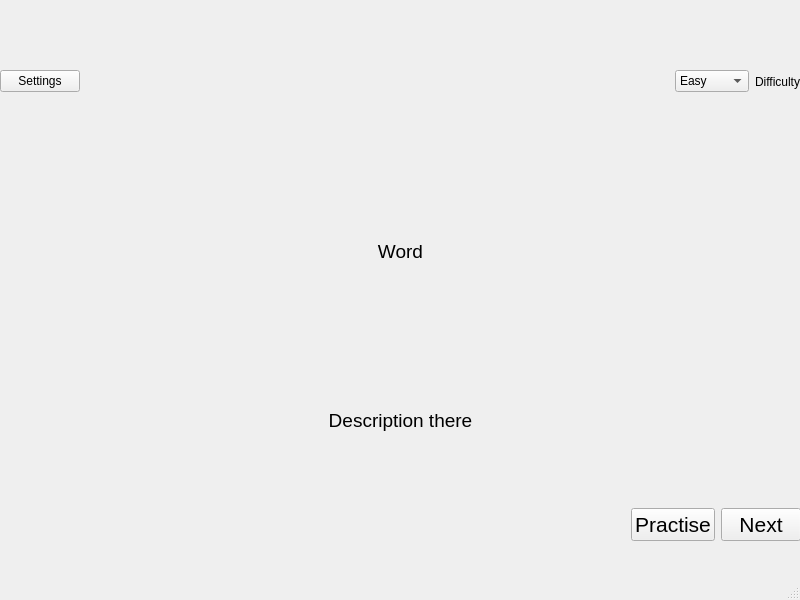
Before: the Qt Designer form mainwindow.ui in YuichiKamishiro/CppVocabQt, drawn with Qt 5.
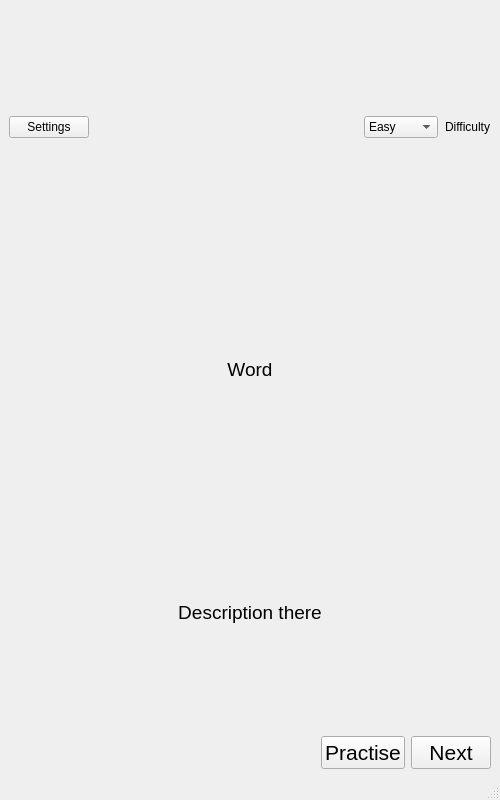
After: the same form once the commit is applied.

What changed in the file:
```diff
--- a/mainwindow.ui
+++ b/mainwindow.ui
@@ -6,8 +6,8 @@
    <rect>
     <x>0</x>
     <y>0</y>
-    <width>800</width>
-    <height>600</height>
+    <width>500</width>
+    <height>800</height>
    </rect>
   </property>
   <property name="windowTitle">
@@ -20,22 +20,19 @@
    <property name="styleSheet">
     <string notr="true"/>
    </property>
-   <widget class="QWidget" name="gridLayoutWidget">
-    <property name="geometry">
-     <rect>
-      <x>0</x>
-      <y>0</y>
-      <width>801</width>
-      <height>541</height>
-     </rect>
-    </property>
     <layout class="QGridLayout" name="gridLayout">
      <item row="0" column="0">
-      <layout class="QVBoxLayout" name="verticalLayout">
-       <item>
+     <layout class="QGridLayout" name="gridLayout_2">
+      <item row="0" column="0">
         <layout class="QHBoxLayout" name="horizontalLayout">
+        <property name="spacing">
+         <number>7</number>
+        </property>
          <item>
-          <widget class="QPushButton" name="buttonSettings">
+         <widget class="QPushButton" name="pushButton">
+          <property name="layoutDirection">
+           <enum>Qt::LayoutDirection::LeftToRight</enum>
+          </property>
            <property name="text">
             <string>Settings</string>
            </property>
@@ -56,6 +53,9 @@
          </item>
          <item>
           <widget class="QComboBox" name="comboBoxSettings">
+          <property name="autoFillBackground">
+           <bool>false</bool>
+          </property>
            <item>
             <property name="text">
              <string>Easy</string>
@@ -82,7 +82,7 @@
          </item>
         </layout>
        </item>
-       <item>
+      <item row="1" column="0">
         <widget class="QLabel" name="labelWord">
          <property name="font">
           <font>
@@ -100,7 +100,7 @@
          </property>
         </widget>
        </item>
-       <item>
+      <item row="2" column="0">
         <widget class="QLabel" name="labelDescription">
          <property name="font">
           <font>
@@ -115,7 +115,7 @@
          </property>
         </widget>
        </item>
-       <item>
+      <item row="3" column="0">
         <layout class="QHBoxLayout" name="horizontalLayout_2">
          <item>
           <spacer name="horizontalSpacer_2">
@@ -131,12 +131,15 @@
           </spacer>
          </item>
          <item>
-          <widget class="QPushButton" name="buttonPractise">
+         <widget class="QPushButton" name="pushButton_2">
            <property name="font">
             <font>
              <pointsize>16</pointsize>
             </font>
            </property>
+          <property name="autoFillBackground">
+           <bool>false</bool>
+          </property>
            <property name="text">
             <string>Practise</string>
            </property>
@@ -149,6 +152,9 @@
              <pointsize>16</pointsize>
             </font>
            </property>
+          <property name="autoFillBackground">
+           <bool>false</bool>
+          </property>
            <property name="text">
             <string>Next</string>
            </property>
@@ -160,13 +166,12 @@
      </item>
     </layout>
    </widget>
-  </widget>
   <widget class="QMenuBar" name="menubar">
    <property name="geometry">
     <rect>
      <x>0</x>
      <y>0</y>
-     <width>800</width>
+     <width>500</width>
      <height>26</height>
     </rect>
    </property>
```
Lines whose indentation alone changed are shown as unchanged.
